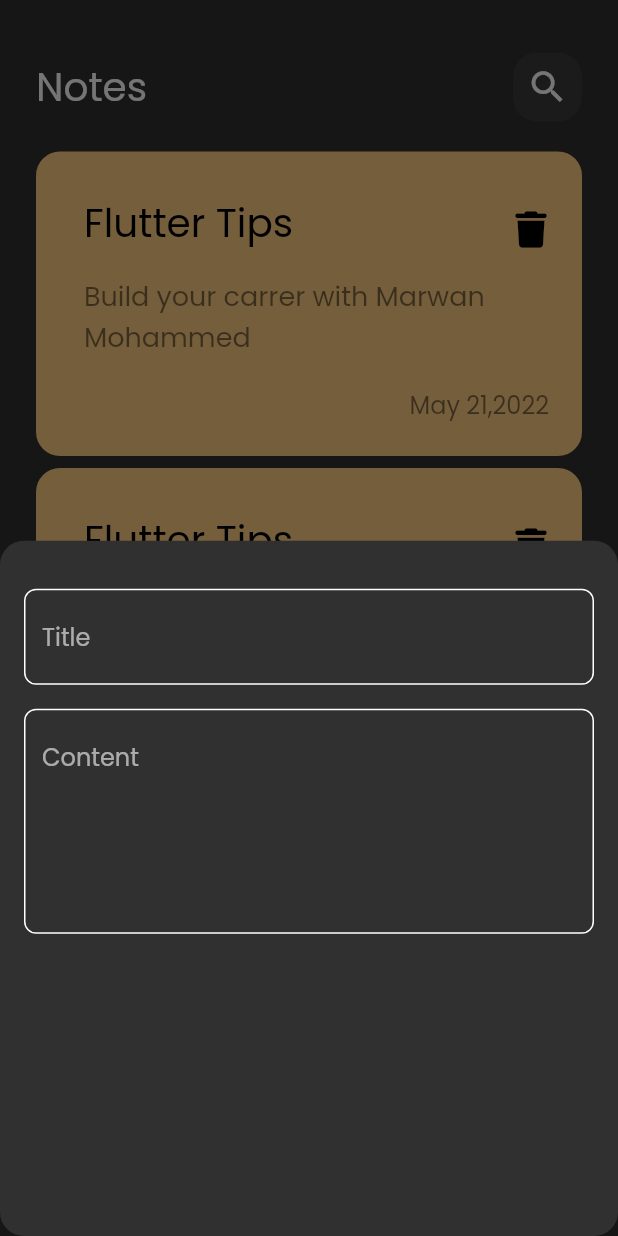
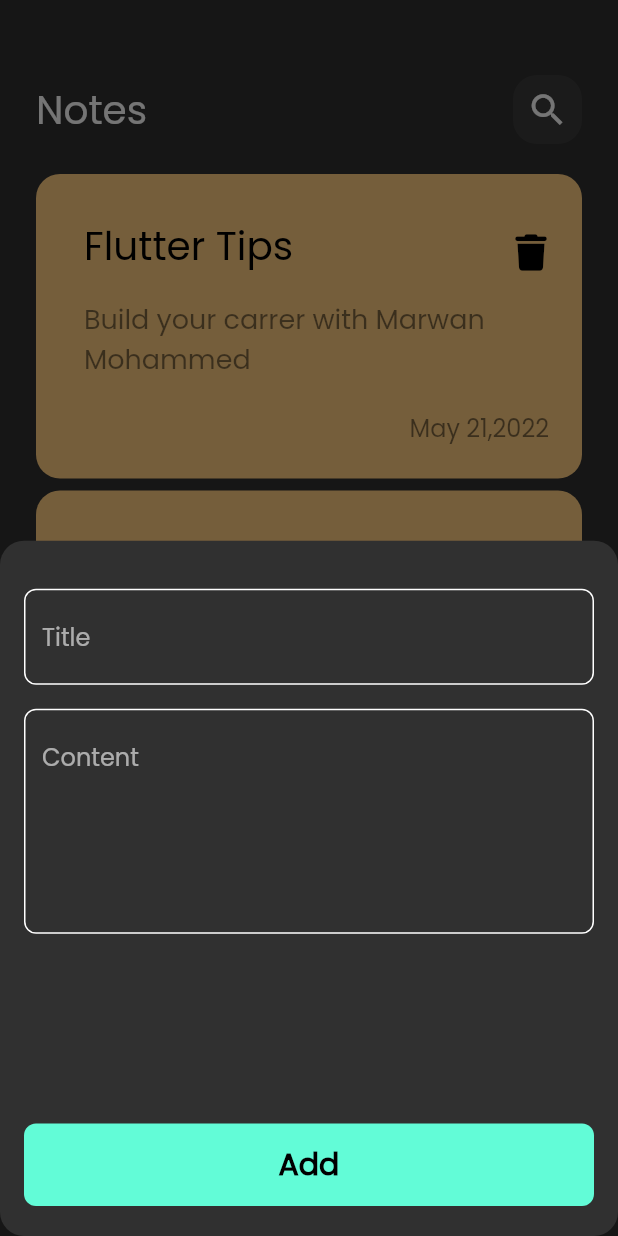
Before and after one commit to marwanmohamed97/note_app, a Flutter app: the screen it shows after launch, after a tap on the "add" icon, on a phone screen of 412 x 824 dp. Run offline on Flutter 3.47's test engine with Material 2 defaults, Android fonts, the phone set to English and light mode, and no system bars; our stand-ins replace font_awesome_flutter.

Commit message:
edit note view ui done

```diff
--- a/lib/views/widgets/add_note_bottom_sheet.dart
+++ b/lib/views/widgets/add_note_bottom_sheet.dart
@@ -1,4 +1,5 @@
 import 'package:flutter/material.dart';
+import 'package:note_application/views/widgets/custom_button.dart';
 
 import 'custom_text_field.dart';
 
@@ -21,7 +22,9 @@ class AddNotebottomSheet extends StatelessWidget {
           CustomTextField(
             hint: 'Content',
             maxlines: 5,
-          )
+          ),
+          Spacer(),
+          CustomButton()
         ],
       ),
     );
--- /dev/null
+++ b/lib/views/widgets/custom_button.dart
@@ -0,0 +1,28 @@
+import 'package:flutter/material.dart';
+import 'package:note_application/constants.dart';
+
+class CustomButton extends StatelessWidget {
+  const CustomButton({Key? key}) : super(key: key);
+
+  @override
+  Widget build(BuildContext context) {
+    return MaterialButton(
+      padding: const EdgeInsets.symmetric(vertical: 20),
+      onPressed: () {},
+      child: Container(
+        height: 55,
+        decoration: BoxDecoration(
+          color: KprimaryColor,
+          borderRadius: BorderRadius.circular(8),
+        ),
+        child: const Center(
+          child: Text(
+            'Add',
+            style: TextStyle(
+                color: Colors.black, fontSize: 20, fontWeight: FontWeight.bold),
+          ),
+        ),
+      ),
+    );
+  }
+}
--- a/lib/views/widgets/notes_view_body.dart
+++ b/lib/views/widgets/notes_view_body.dart
@@ -15,7 +15,7 @@ class NotesViewBody extends StatelessWidget {
       child: Column(
         children: const [
           SizedBox(
-            height: 35,
+            height: 50,
           ),
           CustomAppbar(icon: Icons.search, title: 'Notes'),
           Expanded(child: NotesListView()),
```
Also changed, not shown: lib/views/widgets/edite_note_view_body.dart (+14 -2 lines).
